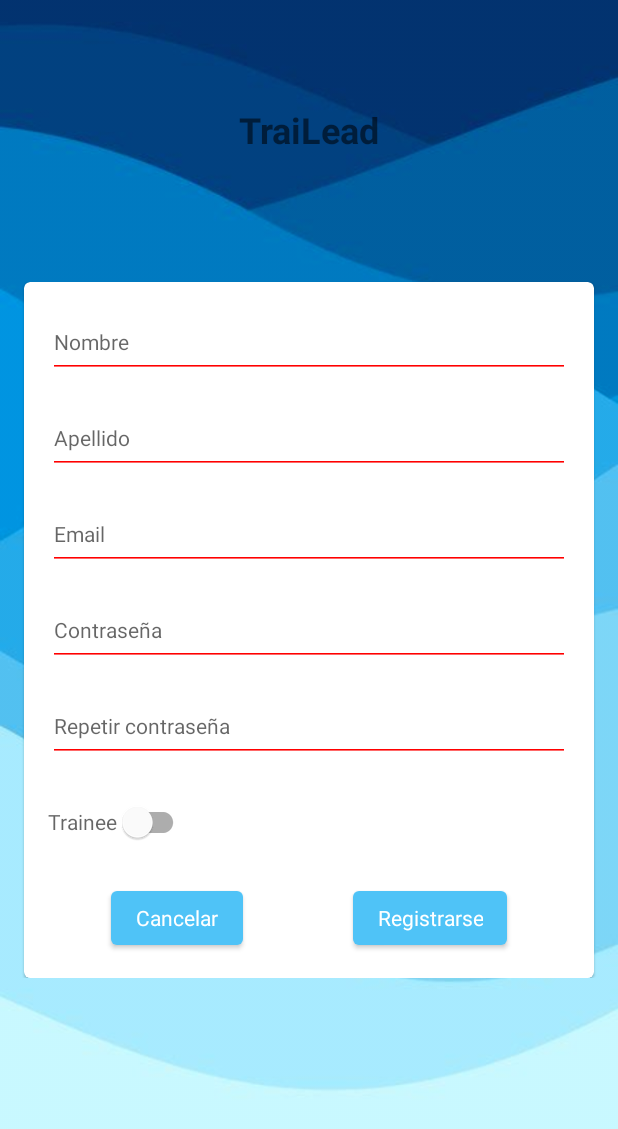
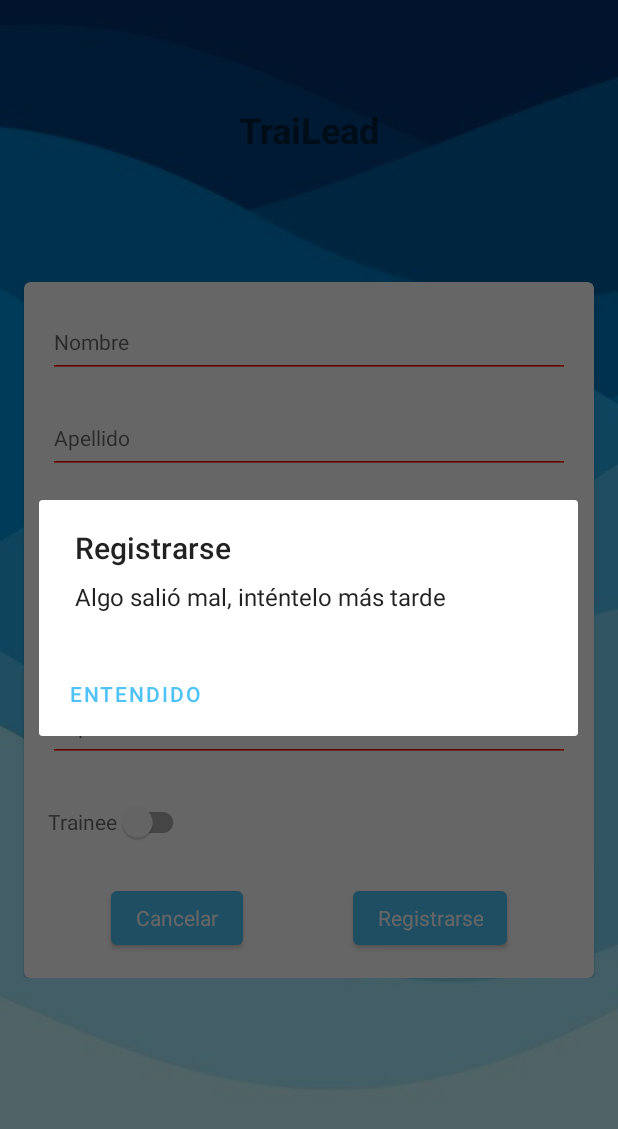
Before and after one commit to ferrariagustin/TraiLead, an Android app: the RegistrationFragment screen opened through its navigation route, after a tap on "Registrarse", on a phone screen of 412 x 824 dp. Shown: the top 1129 px of the screen. Run offline under Robolectric (Android 15) with nearby library versions, the phone set to English and light mode, and no system bars; our stand-ins replace Room's generated code, data binding; libraries missing offline, so code that uses them is left out: androidx.core.content.

Commit message:
add error and success dialog in registration, add progressBar and handle visibility

```diff
--- a/login/src/main/java/com/aferrari/login/db/UserDao.kt
+++ b/login/src/main/java/com/aferrari/login/db/UserDao.kt
@@ -25,6 +25,9 @@
     @Query("SELECT * FROM user_data_table WHERE user_email = :user_email and user_pass = :user_pass")
     suspend fun getUser(user_email: String, user_pass: String): User?
 
+    @Query("SELECT * FROM user_data_table WHERE user_email = :user_email")
+    suspend fun getUser(user_email: String): User?
+
     @Query("SELECT * FROM user_data_table")
     fun getAllUser(): LiveData<List<User>>
 }
--- a/login/src/main/java/com/aferrari/login/db/UserRepository.kt
+++ b/login/src/main/java/com/aferrari/login/db/UserRepository.kt
@@ -5,6 +5,8 @@
     val users = dao.getAllUser()
 
     suspend fun get(user_id: Int): User? = dao.getUser(user_id)
+
+    suspend fun get(user_email: String): User? = dao.getUser(user_email)
 
     suspend fun get(user_email: String, user_pass: String) = dao.getUser(user_email, user_pass)
 
--- a/login/src/main/java/com/aferrari/login/view/RegistrationFragment.kt
+++ b/login/src/main/java/com/aferrari/login/view/RegistrationFragment.kt
@@ -1,12 +1,12 @@
 package com.aferrari.login.view
 
+import android.app.AlertDialog
 import android.content.res.ColorStateList
 import android.graphics.Color
 import android.os.Bundle
 import android.view.LayoutInflater
 import android.view.View
 import android.view.ViewGroup
-import android.widget.Toast
 import androidx.databinding.DataBindingUtil
 import androidx.fragment.app.Fragment
 import androidx.lifecycle.MutableLiveData
@@ -75,30 +75,54 @@
         registrationViewModel.registerState.observe(viewLifecycleOwner) {
             when (it!!) {
                 RegisterState.STARTED -> startRegister()
-                RegisterState.IN_PROGRESS -> showProgressBar()
-                RegisterState.FAILED -> errorRegister()
-                RegisterState.SUCCESS -> successRegister()
-                RegisterState.CANCEL -> goLogin()
+                RegisterState.IN_PROGRESS -> showProgressBar(View.VISIBLE)
+                RegisterState.FAILED -> errorRegister(View.GONE)
+                RegisterState.FAILED_USER_EXIST -> errorRegisterExistUser(View.GONE)
+                RegisterState.SUCCESS -> successRegister(View.GONE)
+                RegisterState.CANCEL -> goLogin(View.GONE)
             }
         }
     }
 
-    private fun errorRegister() {
-        Toast.makeText(requireContext(), "Error", Toast.LENGTH_SHORT).show()
+    private fun errorRegisterExistUser(visibility: Int) {
+        showProgressBar(visibility)
+        showDialog("El usuario ${binding.emailRgInputText.text} ya existe")
     }
 
-    private fun successRegister() {
-        Toast.makeText(requireContext(), "Registrado Correctamente", Toast.LENGTH_SHORT).show()
-        goLogin()
+    private fun errorRegister(visibility: Int) {
+        showProgressBar(visibility)
+        showDialog("Algo salió mal, inténtelo más tarde")
     }
 
-    private fun goLogin() {
+    private fun successRegister(visibility: Int) {
+        showProgressBar(visibility)
+        showDialog("El usuario ${binding.emailRgInputText.text} ha sido creado correctamente")
+        goLogin(View.GONE)
+    }
+
+    /**
+     * Show dialog with result of registration operation
+     */
+    private fun showDialog(message: String) {
+        val builder = AlertDialog.Builder(requireContext())
+
+        with(builder)
+        {
+            setTitle("Registrarse")
+            setMessage(message)
+            setNeutralButton("Entendido", null)
+            show()
+        }
+    }
+
+    private fun goLogin(visibility: Int) {
+        showProgressBar(visibility)
         NavHostFragment.findNavController(this)
             .navigate(R.id.action_registrationFragment_to_loginFragment)
     }
 
-    private fun showProgressBar() {
-        // TODO: implement
+    private fun showProgressBar(visibility: Int) {
+        binding.progressBar.visibility = visibility
     }
 
     private fun startRegister() {
--- a/login/src/main/java/com/aferrari/login/viewmodel/register/RegisterState.kt
+++ b/login/src/main/java/com/aferrari/login/viewmodel/register/RegisterState.kt
@@ -1,7 +1,7 @@
 package com.aferrari.login.viewmodel.register
 
 enum class RegisterState {
-    STARTED, IN_PROGRESS, SUCCESS, FAILED, CANCEL
+    STARTED, IN_PROGRESS, SUCCESS, FAILED, FAILED_USER_EXIST, CANCEL
 }
 
 enum class RegisterErrorState {
--- a/login/src/main/res/layout/registration_fragment.xml
+++ b/login/src/main/res/layout/registration_fragment.xml
@@ -13,6 +13,16 @@
         xmlns:app="http://schemas.android.com/apk/res-auto"
         android:layout_width="match_parent"
         android:layout_height="match_parent">
+
+        <androidx.core.widget.ContentLoadingProgressBar
+            android:id="@+id/register_progress_bar"
+            android:layout_width="wrap_content"
+            android:layout_height="wrap_content"
+            android:visibility="gone"
+            app:layout_constraintStart_toStartOf="parent"
+            app:layout_constraintEnd_toEndOf="parent"
+            app:layout_constraintTop_toTopOf="parent"
+            app:layout_constraintBottom_toBottomOf="parent"/>
 
         <com.google.android.material.card.MaterialCardView
             android:id="@+id/card_login"
```
Also changed, not shown: login/src/main/java/com/aferrari/login/viewmodel/register/RegistrationViewModel.kt (+15 -2 lines).
